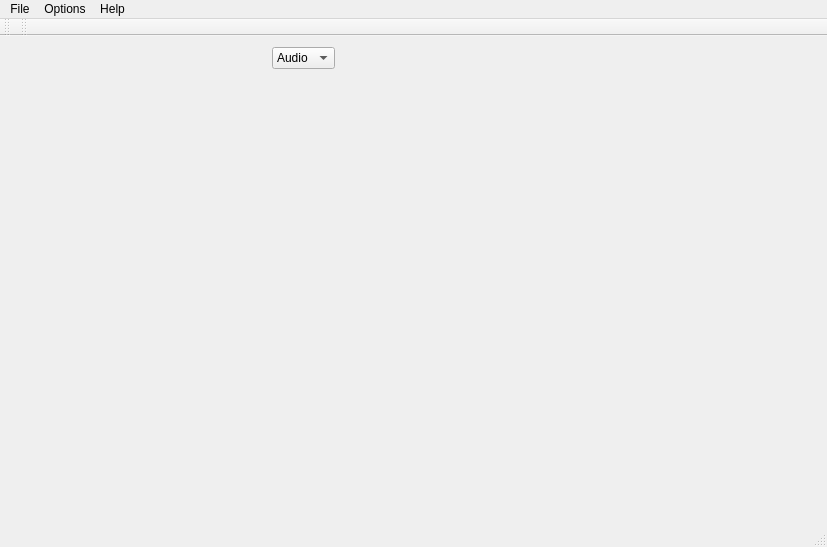
Qt form src/control/beaglemain.ui (hutchgrant/beagleplayer) before a commit.
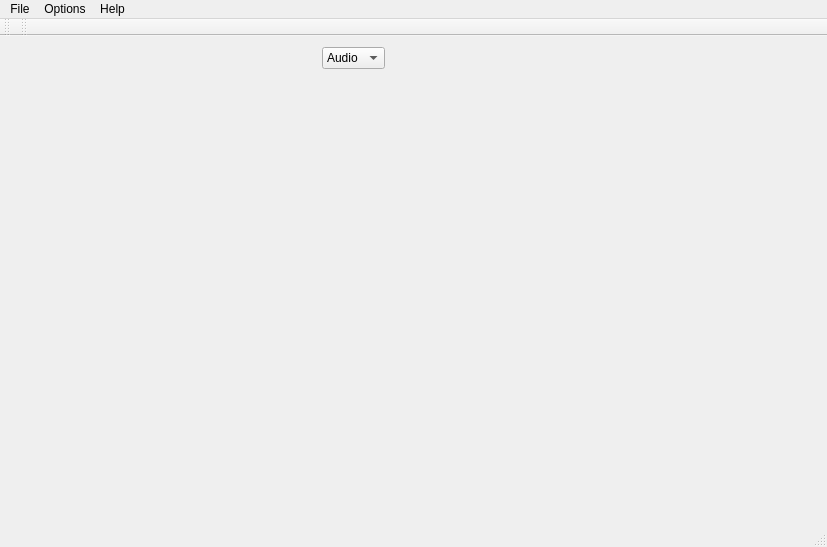
The same form after that commit. Icons and pictures are not drawn.

Commit message: quick fixes to layout and initialize, organization, titles, etc

What changed in the file:
```diff
--- a/src/control/beaglemain.ui
+++ b/src/control/beaglemain.ui
@@ -23,7 +23,7 @@
    </property>
    <layout class="QHBoxLayout" name="horizontalLayout">
     <item>
-     <layout class="QGridLayout" name="gridLayout_3" rowstretch="1,6,0,3" columnstretch="25,0,0,9">
+     <layout class="QGridLayout" name="gridLayout_3" rowstretch="1,6,0,3" columnstretch="30,0,0,5">
       <property name="sizeConstraint">
        <enum>QLayout::SetDefaultConstraint</enum>
       </property>
@@ -62,7 +62,7 @@
           </property>
           <property name="sizeHint" stdset="0">
            <size>
-            <width>10</width>
+            <width>5</width>
             <height>20</height>
            </size>
           </property>
```
The commit also changes 14 other files.
